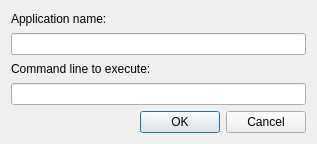
krisfris/ziu, file designer/openwith.ui: the form before one commit.
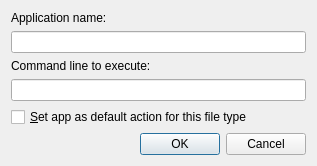
The form after the commit.

Commit message: Add "always" option to openwith dialog

Diff of the .ui file:
```diff
--- a/designer/openwith.ui
+++ b/designer/openwith.ui
@@ -50,6 +50,16 @@
      </item>
     </layout>
    </item>
+   <item>
+    <widget class="QCheckBox" name="always_check">
+     <property name="text">
+      <string>&amp;Set app as default action for this file type</string>
+     </property>
+     <property name="checked">
+      <bool>false</bool>
+     </property>
+    </widget>
+   </item>
    <item>
     <widget class="QDialogButtonBox" name="buttonBox">
      <property name="orientation">
```
The commit also changes 2 other files.
